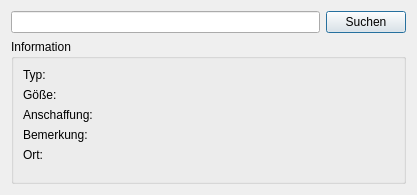
Before: the Qt Designer form Oberflaeche/kleidersuche.ui in soekkle/Kleiderkammer, drawn with Qt 5.
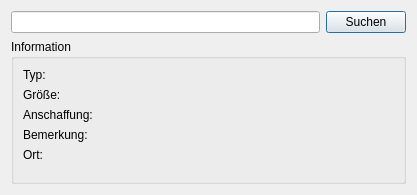
After: the same form once the commit is applied.

Patch:
```diff
--- a/Oberflaeche/kleidersuche.ui
+++ b/Oberflaeche/kleidersuche.ui
@@ -50,7 +50,7 @@
          <enum>Qt::LeftToRight</enum>
         </property>
         <property name="text">
-         <string>Göße:</string>
+         <string>Größe:</string>
         </property>
        </widget>
       </item>
```
